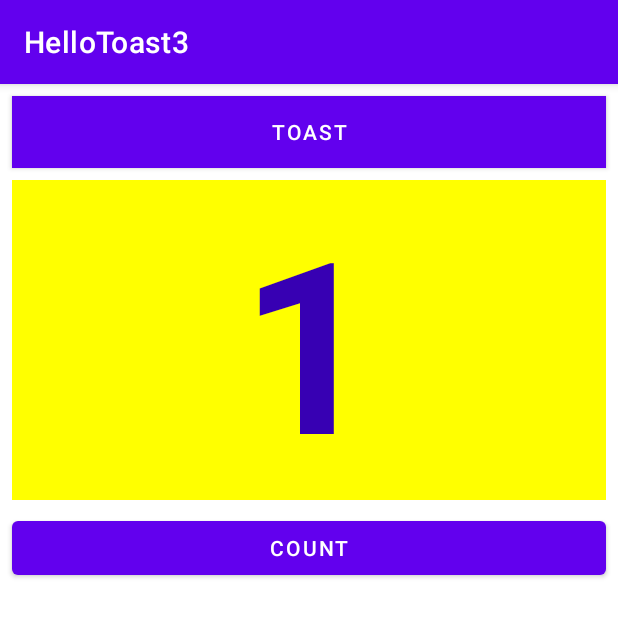
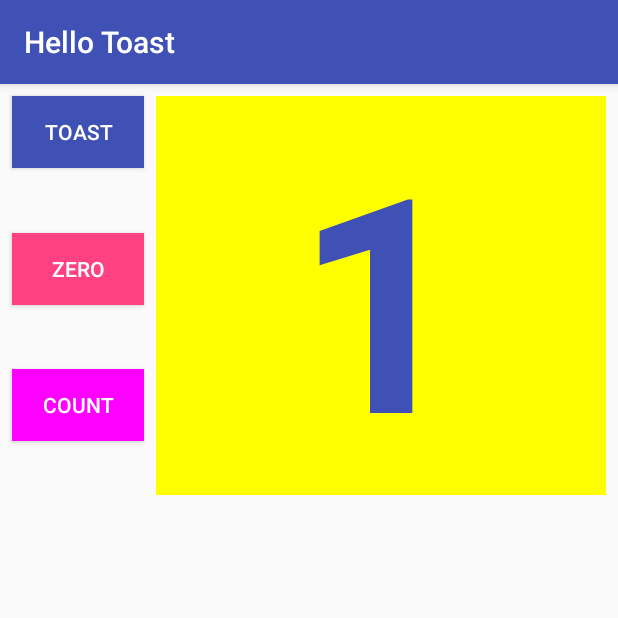
Before and after one commit to RahimGopali1/HelloToast2, an Android app: the screen it shows after launch (MainActivity), after a tap on "COUNT", on a phone screen of 412 x 824 dp, the top half of it. Run offline under Robolectric (Android 15) with nearby library versions, the phone set to English and light mode, and no system bars.

Commit message:
homework completed

```diff
--- a/app/src/main/AndroidManifest.xml
+++ b/app/src/main/AndroidManifest.xml
@@ -8,7 +8,7 @@
         android:label="@string/app_name"
         android:roundIcon="@mipmap/ic_launcher_round"
         android:supportsRtl="true"
-        android:theme="@style/Theme.HelloToast3">
+        android:theme="@style/AppTheme">
         <activity android:name=".MainActivity">
             <intent-filter>
                 <action android:name="android.intent.action.MAIN" />
--- a/app/src/main/java/com/example/hellotoast3/MainActivity.java
+++ b/app/src/main/java/com/example/hellotoast3/MainActivity.java
@@ -2,32 +2,61 @@ package com.example.hellotoast3;
 
 import androidx.appcompat.app.AppCompatActivity;
 
+import android.graphics.Color;
 import android.os.Bundle;
 import android.view.View;
+import android.widget.Button;
 import android.widget.TextView;
 import android.widget.Toast;
 
+import java.util.Locale;
+
 public class MainActivity extends AppCompatActivity {
-
     private int mCount = 0;
     private TextView mShowCount;
+    private Button mResetButton;
+    private Button mCountButton;
 
     @Override
     protected void onCreate(Bundle savedInstanceState) {
         super.onCreate(savedInstanceState);
         setContentView(R.layout.activity_main);
-        mShowCount = (TextView) findViewById(R.id.show_count);
+        mShowCount = findViewById(R.id.show_count);
+        mResetButton = findViewById(R.id.button_zero);
+        mCountButton = findViewById(R.id.button_count);
     }
 
     public void showToast(View view) {
-        Toast toast = Toast.makeText(this, R.string.toast_message,
-                Toast.LENGTH_SHORT);
+//        code for button toast goes here
+        Toast toast = Toast.makeText(this, R.string.toast_message, Toast.LENGTH_LONG);
         toast.show();
     }
 
     public void countUp(View view) {
-        mCount++;
-        if (mShowCount != null)
-            mShowCount.setText(Integer.toString(mCount));
+//        code for button count goes here
+        mCount ++;
+        if (mShowCount != null){
+            mShowCount.setText(String.format(Locale.ENGLISH, "%d", mCount));
+        }
+        mResetButton.setBackgroundColor(getResources().getColor(R.color.colorAccent));
+        mResetButton.setClickable(true);
+
+        switch (mCount % 2){
+//            if mCount mod 2 is 0, number is even otherwise odd
+            case 0: view.setBackgroundColor(Color.GREEN);
+                break;
+            case 1: view.setBackgroundColor(Color.MAGENTA);
+                break;
+            default: break;
+        }
+    }
+
+    public void resetZero(View view) {
+        mCount = 0;
+        mShowCount.setText(String.valueOf(mCount));
+
+        view.setClickable(false);
+        view.setBackgroundColor(Color.GRAY);
+        mCountButton.setBackgroundColor(getResources().getColor(R.color.colorPrimary));
     }
 }
--- a/app/src/main/res/layout-land/activity_main.xml
+++ b/app/src/main/res/layout-land/activity_main.xml
@@ -1,47 +1,65 @@
-<?xml version="1.0" encoding="utf-8"?>
 <androidx.constraintlayout.widget.ConstraintLayout xmlns:android="http://schemas.android.com/apk/res/android"
     xmlns:app="http://schemas.android.com/apk/res-auto"
     xmlns:tools="http://schemas.android.com/tools"
     android:layout_width="match_parent"
     android:layout_height="match_parent"
-    android:background="#ffffff"
+    android:orientation="vertical"
     tools:context=".MainActivity">
 
     <Button
         android:id="@+id/button_toast"
+        android:layout_width="wrap_content"
+        android:layout_height="wrap_content"
+        android:layout_marginStart="8dp"
+        android:layout_marginTop="8dp"
+        android:background="@color/colorPrimary"
+        android:onClick="showToast"
+        android:text="@string/button_label_toast"
+        android:textColor="@color/white"
+        app:layout_constraintStart_toStartOf="parent"
+        app:layout_constraintTop_toTopOf="parent" />
+
+    <TextView
+        android:id="@+id/show_count"
         android:layout_width="0dp"
         android:layout_height="wrap_content"
-        android:background="#0027FF"
-        android:onClick="showToast"
-        android:text="@string/button_label_toast"
+        android:layout_marginEnd="8dp"
+        android:layout_marginStart="8dp"
+        android:layout_marginTop="8dp"
+        android:background="@color/yellow"
+        android:gravity="center"
+        android:text="@string/count_initial_value"
+        android:textColor="@color/colorPrimary"
+        android:textSize="200sp"
+        android:textStyle="bold"
         app:layout_constraintEnd_toEndOf="parent"
-        app:layout_constraintStart_toStartOf="parent"
+        app:layout_constraintStart_toEndOf="@+id/button_count"
         app:layout_constraintTop_toTopOf="parent" />
 
     <Button
         android:id="@+id/button_count"
-        android:layout_width="0dp"
+        android:layout_width="wrap_content"
         android:layout_height="wrap_content"
+        android:layout_marginStart="8dp"
+        android:background="@color/colorPrimary"
         android:onClick="countUp"
         android:text="@string/button_label_count"
-        app:layout_constraintBottom_toBottomOf="parent"
-        app:layout_constraintEnd_toEndOf="parent"
+        android:textColor="@color/white"
+        app:layout_constraintBaseline_toBaselineOf="@+id/show_count"
         app:layout_constraintStart_toStartOf="parent" />
 
-    <TextView
-        android:id="@+id/show_count"
-        android:layout_width="0dp"
-        android:layout_height="0dp"
-        android:layout_marginTop="5dp"
-        android:layout_marginBottom="5dp"
-        android:background="#FFFF00"
-        android:gravity="center"
-        android:text="@string/Count_initial_value"
-        android:textColor="@color/purple_700"
-        android:textSize="120sp"
-        android:textStyle="bold"
+    <Button
+        android:id="@+id/button_zero"
+        android:layout_width="wrap_content"
+        android:layout_height="wrap_content"
+        android:layout_marginBottom="8dp"
+        android:layout_marginStart="8dp"
+        android:layout_marginTop="8dp"
+        android:background="@color/gray"
+        android:onClick="resetZero"
+        android:text="@string/zero"
+        android:textColor="@color/white"
         app:layout_constraintBottom_toTopOf="@+id/button_count"
-        app:layout_constraintEnd_toEndOf="parent"
         app:layout_constraintStart_toStartOf="parent"
         app:layout_constraintTop_toBottomOf="@+id/button_toast" />
 </androidx.constraintlayout.widget.ConstraintLayout>
--- a/app/src/main/res/layout-sw600dp/activity_main.xml
+++ b/app/src/main/res/layout-sw600dp/activity_main.xml
@@ -1,58 +1,65 @@
-<?xml version="1.0" encoding="utf-8"?>
 <androidx.constraintlayout.widget.ConstraintLayout xmlns:android="http://schemas.android.com/apk/res/android"
     xmlns:app="http://schemas.android.com/apk/res-auto"
     xmlns:tools="http://schemas.android.com/tools"
     android:layout_width="match_parent"
     android:layout_height="match_parent"
-    android:background="#ffffff"
+    android:orientation="vertical"
     tools:context=".MainActivity">
 
     <Button
         android:id="@+id/button_toast"
-        android:layout_width="380dp"
-        android:layout_height="89dp"
-        android:layout_marginStart="5dp"
-        android:layout_marginTop="4dp"
-        android:layout_marginEnd="8dp"
-        android:background="#0027FF"
+        android:layout_width="wrap_content"
+        android:layout_height="wrap_content"
+        android:layout_marginStart="8dp"
+        android:layout_marginTop="8dp"
+        android:background="@color/colorPrimary"
         android:onClick="showToast"
         android:text="@string/button_label_toast"
-        android:textSize="60sp"
-        app:layout_constraintEnd_toStartOf="@+id/button_count"
+        android:textColor="@color/white"
         app:layout_constraintStart_toStartOf="parent"
+        app:layout_constraintTop_toTopOf="parent" />
+
+    <TextView
+        android:id="@+id/show_count"
+        android:layout_width="0dp"
+        android:layout_height="wrap_content"
+        android:layout_marginEnd="8dp"
+        android:layout_marginStart="8dp"
+        android:layout_marginTop="8dp"
+        android:background="@color/yellow"
+        android:gravity="center"
+        android:text="@string/count_initial_value"
+        android:textColor="@color/colorPrimary"
+        android:textSize="200sp"
+        android:textStyle="bold"
+        app:layout_constraintEnd_toEndOf="parent"
+        app:layout_constraintStart_toEndOf="@+id/button_count"
         app:layout_constraintTop_toTopOf="parent" />
 
     <Button
         android:id="@+id/button_count"
-        android:layout_width="380dp"
-        android:layout_height="100dp"
+        android:layout_width="wrap_content"
+        android:layout_height="wrap_content"
         android:layout_marginStart="8dp"
-        android:layout_marginTop="9dp"
+        android:background="@color/colorPrimary"
         android:onClick="countUp"
         android:text="@string/button_label_count"
-        android:textSize="60sp"
-        app:layout_constraintBottom_toBottomOf="@+id/button_toast"
-        app:layout_constraintEnd_toEndOf="parent"
-        app:layout_constraintStart_toEndOf="@+id/button_toast"
-        app:layout_constraintTop_toTopOf="parent"
-        app:layout_constraintVertical_bias="0.562" />
+        android:textColor="@color/white"
+        app:layout_constraintBaseline_toBaselineOf="@+id/show_count"
+        app:layout_constraintStart_toStartOf="parent" />
 
-    <TextView
-        android:id="@+id/show_count"
-        android:layout_width="0dp"
-        android:layout_height="0dp"
-        android:layout_marginStart="5dp"
-        android:layout_marginTop="5dp"
-        android:layout_marginEnd="5dp"
-        android:layout_marginBottom="5dp"
-        android:background="#FFFF00"
-        android:gravity="center"
-        android:text="@string/Count_initial_value"
-        android:textColor="@color/purple_700"
-        android:textSize="200sp"
-        android:textStyle="bold"
-        app:layout_constraintBottom_toBottomOf="parent"
-        app:layout_constraintEnd_toEndOf="parent"
+    <Button
+        android:id="@+id/button_zero"
+        android:layout_width="wrap_content"
+        android:layout_height="wrap_content"
+        android:layout_marginBottom="8dp"
+        android:layout_marginStart="8dp"
+        android:layout_marginTop="8dp"
+        android:background="@color/gray"
+        android:onClick="resetZero"
+        android:text="@string/zero"
+        android:textColor="@color/white"
+        app:layout_constraintBottom_toTopOf="@+id/button_count"
         app:layout_constraintStart_toStartOf="parent"
         app:layout_constraintTop_toBottomOf="@+id/button_toast" />
 </androidx.constraintlayout.widget.ConstraintLayout>
--- a/app/src/main/res/layout/activity_main.xml
+++ b/app/src/main/res/layout/activity_main.xml
@@ -1,52 +1,65 @@
-<?xml version="1.0" encoding="utf-8"?>
-<RelativeLayout xmlns:android="http://schemas.android.com/apk/res/android"
+<androidx.constraintlayout.widget.ConstraintLayout xmlns:android="http://schemas.android.com/apk/res/android"
     xmlns:app="http://schemas.android.com/apk/res-auto"
     xmlns:tools="http://schemas.android.com/tools"
     android:layout_width="match_parent"
     android:layout_height="match_parent"
-    android:background="#ffffff"
     android:orientation="vertical"
     tools:context=".MainActivity">
 
     <Button
         android:id="@+id/button_toast"
-        android:layout_width="match_parent"
+        android:layout_width="wrap_content"
+        android:layout_height="wrap_content"
+        android:layout_marginStart="8dp"
+        android:layout_marginTop="8dp"
+        android:background="@color/colorPrimary"
+        android:onClick="showToast"
+        android:text="@string/button_label_toast"
+        android:textColor="@color/white"
+        app:layout_constraintStart_toStartOf="parent"
+        app:layout_constraintTop_toTopOf="parent" />
+
+    <TextView
+        android:id="@+id/show_count"
+        android:layout_width="0dp"
         android:layout_height="wrap_content"
         android:layout_marginEnd="8dp"
         android:layout_marginStart="8dp"
         android:layout_marginTop="8dp"
-        android:background="#0027FF"
-        android:onClick="showToast"
-        android:text="@string/button_label_toast" />
-
-    <TextView
-        android:id="@+id/show_count"
-        android:layout_width="match_parent"
-        android:layout_height="wrap_content"
-        android:layout_marginStart="8dp"
-        android:layout_marginTop="8dp"
-        android:layout_marginEnd="8dp"
-        android:layout_marginBottom="8dp"
-        android:background="#FFFF00"
-        android:gravity="center|center_vertical"
-        android:text="@string/Count_initial_value"
-        android:textAlignment="center"
-        android:textColor="@color/purple_700"
-        android:textSize="160sp"
+        android:background="@color/yellow"
+        android:gravity="center"
+        android:text="@string/count_initial_value"
+        android:textColor="@color/colorPrimary"
+        android:textSize="200sp"
         android:textStyle="bold"
-        android:layout_below="@+id/button_toast"
-        android:layout_alignParentLeft="true"
-        android:layout_alignParentStart="true"/>
+        app:layout_constraintEnd_toEndOf="parent"
+        app:layout_constraintStart_toEndOf="@+id/button_count"
+        app:layout_constraintTop_toTopOf="parent" />
 
     <Button
         android:id="@+id/button_count"
-        android:layout_width="match_parent"
+        android:layout_width="wrap_content"
         android:layout_height="wrap_content"
-        android:layout_below="@+id/show_count"
-        android:layout_centerHorizontal="true"
+        android:layout_marginStart="8dp"
+        android:background="@color/colorPrimary"
+        android:onClick="countUp"
+        android:text="@string/button_label_count"
+        android:textColor="@color/white"
+        app:layout_constraintBaseline_toBaselineOf="@+id/show_count"
+        app:layout_constraintStart_toStartOf="parent" />
+
+    <Button
+        android:id="@+id/button_zero"
+        android:layout_width="wrap_content"
+        android:layout_height="wrap_content"
         android:layout_marginBottom="8dp"
-        android:layout_marginEnd="8dp"
         android:layout_marginStart="8dp"
-        android:onClick="countUp"
-        android:text="@string/button_label_count" />
-</RelativeLayout>
+        android:layout_marginTop="8dp"
+        android:background="@color/gray"
+        android:onClick="resetZero"
+        android:text="@string/zero"
+        android:textColor="@color/white"
+        app:layout_constraintBottom_toTopOf="@+id/button_count"
+        app:layout_constraintStart_toStartOf="parent"
+        app:layout_constraintTop_toBottomOf="@+id/button_toast" />
+</androidx.constraintlayout.widget.ConstraintLayout>
--- a/app/src/main/res/values/colors.xml
+++ b/app/src/main/res/values/colors.xml
@@ -1,10 +1,9 @@
 <?xml version="1.0" encoding="utf-8"?>
 <resources>
-    <color name="purple_200">#FFBB86FC</color>
-    <color name="purple_500">#FF6200EE</color>
-    <color name="purple_700">#FF3700B3</color>
-    <color name="teal_200">#FF03DAC5</color>
-    <color name="teal_700">#FF018786</color>
-    <color name="black">#FF000000</color>
-    <color name="white">#FFFFFFFF</color>
+    <color name="colorPrimary">#3F51B5</color>
+    <color name="colorPrimaryDark">#303F9F</color>
+    <color name="colorAccent">#FF4081</color>
+    <color name="white">#FFFFFF</color>
+    <color name="yellow">#FFFF00</color>
+    <color name="gray">#888888</color>
 </resources>
--- a/app/src/main/res/values/strings.xml
+++ b/app/src/main/res/values/strings.xml
@@ -1,7 +1,10 @@
 <resources>
-    <string name="app_name">HelloToast3</string>
-    <string name="button_label_toast">toast</string>
-    <string name="button_label_count">count</string>
-    <string name="Count_initial_value">0</string>
+    <string name="app_name">Hello Toast</string>
+    <string name="button_label_toast">Toast</string>
+    <string name="count_initial_value">0</string>
+    <string name="button_label_count">Count</string>
+    <string name="text1">Half screen TextView (This is for the small coding challenge)</string>
+    <string name="text2">Small TextView</string>
     <string name="toast_message">Hello Toast!</string>
+    <string name="zero">Zero</string>
 </resources>
--- /dev/null
+++ b/app/src/main/res/values/styles.xml
@@ -0,0 +1,11 @@
+<resources>
+
+    <!-- Base application theme. -->
+    <style name="AppTheme" parent="Theme.AppCompat.Light.DarkActionBar">
+        <!-- Customize your theme here. -->
+        <item name="colorPrimary">@color/colorPrimary</item>
+        <item name="colorPrimaryDark">@color/colorPrimaryDark</item>
+        <item name="colorAccent">@color/colorAccent</item>
+    </style>
+
+</resources>
--- a/app/src/main/res/values/themes.xml
+++ b/app/src/main/res/values/themes.xml
@@ -1,16 +1,8 @@
 <resources xmlns:tools="http://schemas.android.com/tools">
     <!-- Base application theme. -->
     <style name="Theme.HelloToast3" parent="Theme.MaterialComponents.DayNight.DarkActionBar">
-        <!-- Primary brand color. -->
-        <item name="colorPrimary">@color/purple_500</item>
-        <item name="colorPrimaryVariant">@color/purple_700</item>
-        <item name="colorOnPrimary">@color/white</item>
-        <!-- Secondary brand color. -->
-        <item name="colorSecondary">@color/teal_200</item>
-        <item name="colorSecondaryVariant">@color/teal_700</item>
-        <item name="colorOnSecondary">@color/black</item>
-        <!-- Status bar color. -->
-        <item name="android:statusBarColor" tools:targetApi="l">?attr/colorPrimaryVariant</item>
-        <!-- Customize your theme here. -->
+        <item name="colorPrimary">@color/colorPrimary</item>
+        <item name="colorPrimaryDark">@color/colorPrimaryDark</item>
+        <item name="colorAccent">@color/colorAccent</item>
     </style>
 </resources>
```
Also changed, not shown: 1 other file.
